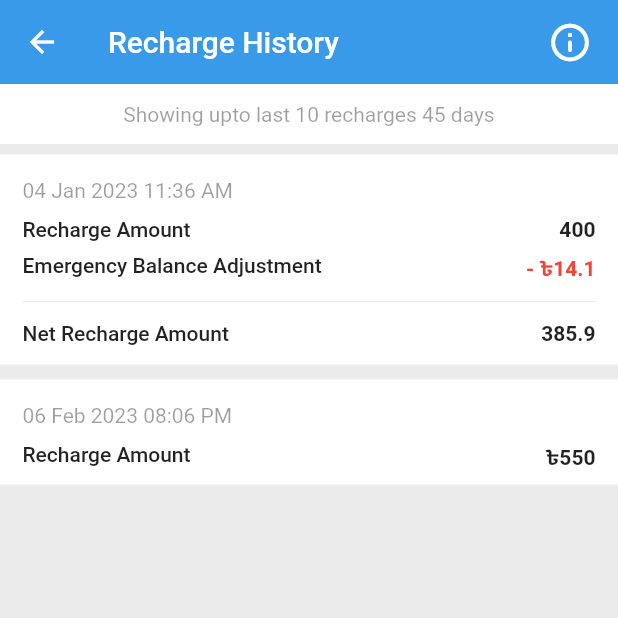
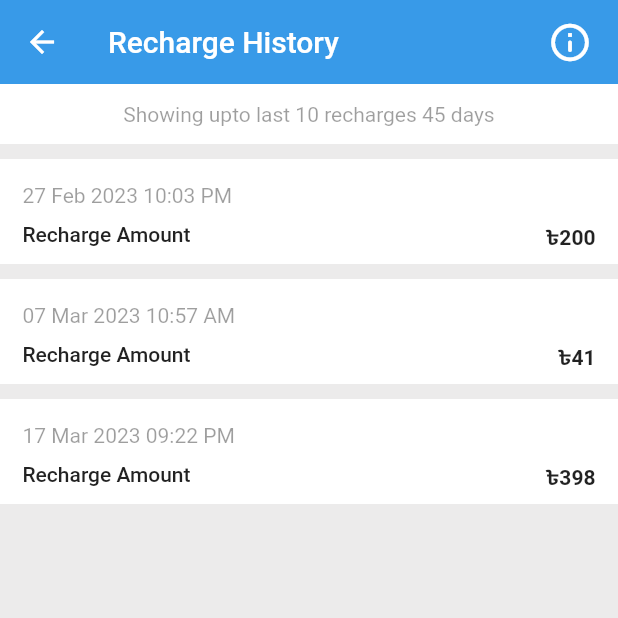
Before and after one commit to ShahoriarNahid/flutter_webrtc_demo, a Flutter app: the RHistoryPage screen opened directly, on a phone screen of 412 x 824 dp, the top half of it. Run offline on Flutter 3.47's test engine with Material 2 defaults, Android fonts, the light colour scheme and no system bars; our stand-ins replace camera, dio, get, socket_io_client; missing offline and left inert: dart:ffi, flutter_webrtc; network calls fail.

Commit message:
Update r_history.dart
mar

```diff
--- a/lib/page/r_history.dart
+++ b/lib/page/r_history.dart
@@ -1,5 +1,3 @@
-import 'dart:ffi';
-
 import 'package:flutter/material.dart';
 import 'package:flutter/services.dart';
 import 'package:get/get.dart';
@@ -50,26 +48,139 @@ class RHistoryPage extends StatelessWidget {
             child: Center(
               child: Padding(
                 padding: EdgeInsets.symmetric(horizontal: 10, vertical: 12),
-                child: Text('Showing upto last 10 recharges 45 days',
-                    style: TextStyle(color: Colors.black38)),
+                child: Text('Showing upto last 10 recharges 45 days', style: TextStyle(color: Colors.black38)),
               ),
             ),
           ),
+          // SizedBox(
+          //   height: 7,
+          // ),
+          // Container(
+          //   width: Get.width,
+          //   height: 140,
+          //   color: Colors.white,
+          //   child: Padding(
+          //     padding: EdgeInsets.only(left: 15, top: 16, right: 15),
+          //     child: Column(
+          //       mainAxisAlignment: MainAxisAlignment.start,
+          //       crossAxisAlignment: CrossAxisAlignment.start,
+          //       children: [
+          //         Text('04 Jan 2023 11:36 AM', style: TextStyle(color: Colors.black38)),
+          //         SizedBox(
+          //           height: 10,
+          //         ),
+          //         Row(
+          //           crossAxisAlignment: CrossAxisAlignment.start,
+          //           children: [
+          //             Text(
+          //               'Recharge Amount',
+          //               style: TextStyle(fontWeight: FontWeight.w500),
+          //             ),
+          //             Spacer(),
+          //             Text(
+          //               '400',
+          //               style: TextStyle(fontWeight: FontWeight.w700),
+          //             ),
+          //           ],
+          //         ),
+          //         SizedBox(
+          //           height: 8,
+          //         ),
+          //         Row(
+          //           crossAxisAlignment: CrossAxisAlignment.start,
+          //           children: [
+          //             Text(
+          //               'Emergency Balance Adjustment',
+          //               style: TextStyle(fontWeight: FontWeight.w500),
+          //             ),
+          //             Spacer(),
+          //             Text(
+          //               '- ৳14.1',
+          //               style: TextStyle(fontWeight: FontWeight.w700, color: Colors.red),
+          //             ),
+          //           ],
+          //         ),
+          //         SizedBox(
+          //           height: 5,
+          //         ),
+          //         Divider(
+          //           thickness: .5,
+          //         ),
+          //         SizedBox(
+          //           height: 5,
+          //         ),
+          //         Row(
+          //           crossAxisAlignment: CrossAxisAlignment.start,
+          //           children: [
+          //             Text(
+          //               'Net Recharge Amount',
+          //               style: TextStyle(fontWeight: FontWeight.w500),
+          //             ),
+          //             Spacer(),
+          //             Text(
+          //               '385.9',
+          //               style: TextStyle(fontWeight: FontWeight.w700),
+          //             ),
+          //           ],
+          //         ),
+          //       ],
+          //     ),
+          //   ),
+          // ),
+          // SizedBox(
+          //   height: 10,
+          // ),
+          // Container(
+          //   width: Get.width,
+          //   height: 70,
+          //   color: Colors.white,
+          //   child: Padding(
+          //     padding: EdgeInsets.only(left: 15, top: 16),
+          //     child: Column(
+          //       mainAxisAlignment: MainAxisAlignment.start,
+          //       crossAxisAlignment: CrossAxisAlignment.start,
+          //       children: [
+          //         Text('06 Feb 2023 08:06 PM', style: TextStyle(color: Colors.black38)),
+          //         SizedBox(
+          //           height: 10,
+          //         ),
+          //         Row(
+          //           crossAxisAlignment: CrossAxisAlignment.start,
+          //           children: [
+          //             Text(
+          //               'Recharge Amount',
+          //               style: TextStyle(fontWeight: FontWeight.w500),
+          //             ),
+          //             Spacer(),
+          //             Text(
+          //               '৳550',
+          //               style: TextStyle(fontWeight: FontWeight.w700),
+          //             ),
+          //             SizedBox(
+          //               width: 15,
+          //             )
+          //           ],
+          //         ),
+          //       ],
+          //     ),
+          //   ),
+          // ),
+
           SizedBox(
-            height: 7,
+            height: 10,
           ),
+
           Container(
             width: Get.width,
-            height: 140,
+            height: 70,
             color: Colors.white,
             child: Padding(
-              padding: EdgeInsets.only(left: 15, top: 16, right: 15),
+              padding: EdgeInsets.only(left: 15, top: 16),
               child: Column(
                 mainAxisAlignment: MainAxisAlignment.start,
                 crossAxisAlignment: CrossAxisAlignment.start,
                 children: [
-                  Text('04 Jan 2023 11:36 AM',
-                      style: TextStyle(color: Colors.black38)),
+                  Text('27 Feb 2023 10:03 PM', style: TextStyle(color: Colors.black38)),
                   SizedBox(
                     height: 10,
                   ),
@@ -82,50 +193,12 @@ class RHistoryPage extends StatelessWidget {
                       ),
                       Spacer(),
                       Text(
-                        '400',
+                        '৳200',
                         style: TextStyle(fontWeight: FontWeight.w700),
                       ),
-                    ],
-                  ),
-                  SizedBox(
-                    height: 8,
-                  ),
-                  Row(
-                    crossAxisAlignment: CrossAxisAlignment.start,
-                    children: [
-                      Text(
-                        'Emergency Balance Adjustment',
-                        style: TextStyle(fontWeight: FontWeight.w500),
-                      ),
-                      Spacer(),
-                      Text(
-                        '- ৳14.1',
-                        style: TextStyle(
-                            fontWeight: FontWeight.w700, color: Colors.red),
-                      ),
-                    ],
-                  ),
-                  SizedBox(
-                    height: 5,
-                  ),
-                  Divider(
-                    thickness: .5,
-                  ),
-                  SizedBox(
-                    height: 5,
-                  ),
-                  Row(
-                    crossAxisAlignment: CrossAxisAlignment.start,
-                    children: [
-                      Text(
-                        'Net Recharge Amount',
-                        style: TextStyle(fontWeight: FontWeight.w500),
-                      ),
-                      Spacer(),
-                      Text(
-                        '385.9',
-                        style: TextStyle(fontWeight: FontWeight.w700),
-                      ),
+                      SizedBox(
+                        width: 15,
+                      )
                     ],
                   ),
                 ],
@@ -145,8 +218,7 @@ class RHistoryPage extends StatelessWidget {
                 mainAxisAlignment: MainAxisAlignment.start,
                 crossAxisAlignment: CrossAxisAlignment.start,
                 children: [
-                  Text('06 Feb 2023 08:06 PM',
-                      style: TextStyle(color: Colors.black38)),
+                  Text('07 Mar 2023 10:57 AM', style: TextStyle(color: Colors.black38)),
                   SizedBox(
                     height: 10,
                   ),
@@ -159,7 +231,7 @@ class RHistoryPage extends StatelessWidget {
                       ),
                       Spacer(),
                       Text(
-                        '৳550',
+                        '৳41',
                         style: TextStyle(fontWeight: FontWeight.w700),
                       ),
                       SizedBox(
@@ -171,123 +243,47 @@ class RHistoryPage extends StatelessWidget {
               ),
             ),
           ),
-          // SizedBox(
-          //   height: 10,
-          // ),
-          // Container(
-          //   width: Get.width,
-          //   height: 70,
-          //   color: Colors.white,
-          //   child: Padding(
-          //     padding: EdgeInsets.only(left: 15, top: 16),
-          //     child: Column(
-          //       mainAxisAlignment: MainAxisAlignment.start,
-          //       crossAxisAlignment: CrossAxisAlignment.start,
-          //       children: [
-          //         Text('07 Feb 2023 08:48 PM',
-          //             style: TextStyle(color: Colors.black38)),
-          //         SizedBox(
-          //           height: 10,
-          //         ),
-          //         Row(
-          //           crossAxisAlignment: CrossAxisAlignment.start,
-          //           children: [
-          //             Text(
-          //               'Recharge Amount',
-          //               style: TextStyle(fontWeight: FontWeight.w500),
-          //             ),
-          //             Spacer(),
-          //             Text(
-          //               '৳250',
-          //               style: TextStyle(fontWeight: FontWeight.w700),
-          //             ),
-          //             SizedBox(
-          //               width: 15,
-          //             )
-          //           ],
-          //         ),
-          //       ],
-          //     ),
-          //   ),
-          // ),
-          // SizedBox(
-          //   height: 10,
-          // ),
-          // Container(
-          //   width: Get.width,
-          //   height: 70,
-          //   color: Colors.white,
-          //   child: Padding(
-          //     padding: EdgeInsets.only(left: 15, top: 16),
-          //     child: Column(
-          //       mainAxisAlignment: MainAxisAlignment.start,
-          //       crossAxisAlignment: CrossAxisAlignment.start,
-          //       children: [
-          //         Text('27 Feb 2023 10:03 PM',
-          //             style: TextStyle(color: Colors.black38)),
-          //         SizedBox(
-          //           height: 10,
-          //         ),
-          //         Row(
-          //           crossAxisAlignment: CrossAxisAlignment.start,
-          //           children: [
-          //             Text(
-          //               'Recharge Amount',
-          //               style: TextStyle(fontWeight: FontWeight.w500),
-          //             ),
-          //             Spacer(),
-          //             Text(
-          //               '৳200',
-          //               style: TextStyle(fontWeight: FontWeight.w700),
-          //             ),
-          //             SizedBox(
-          //               width: 15,
-          //             )
-          //           ],
-          //         ),
-          //       ],
-          //     ),
-          //   ),
-          // ),
-          // SizedBox(
-          //   height: 10,
-          // ),
-          // Container(
-          //   width: Get.width,
-          //   height: 70,
-          //   color: Colors.white,
-          //   child: Padding(
-          //     padding: EdgeInsets.only(left: 15, top: 16),
-          //     child: Column(
-          //       mainAxisAlignment: MainAxisAlignment.start,
-          //       crossAxisAlignment: CrossAxisAlignment.start,
-          //       children: [
-          //         Text('07 Mar 2023 10:57 AM',
-          //             style: TextStyle(color: Colors.black38)),
-          //         SizedBox(
-          //           height: 10,
-          //         ),
-          //         Row(
-          //           crossAxisAlignment: CrossAxisAlignment.start,
-          //           children: [
-          //             Text(
-          //               'Recharge Amount',
-          //               style: TextStyle(fontWeight: FontWeight.w500),
-          //             ),
-          //             Spacer(),
-          //             Text(
-          //               '৳41',
-          //               style: TextStyle(fontWeight: FontWeight.w700),
-          //             ),
-          //             SizedBox(
-          //               width: 15,
-          //             )
-          //           ],
-          //         ),
-          //       ],
-          //     ),
-          //   ),
-          // ),
+          SizedBox(
+            height: 10,
+          ),
+          Container(
+            width: Get.width,
+            height: 70,
+            color: Colors.white,
+            child: Padding(
+              padding: EdgeInsets.only(left: 15, top: 16),
+              child: Column(
+                mainAxisAlignment: MainAxisAlignment.start,
+                crossAxisAlignment: CrossAxisAlignment.start,
+                children: [
+                  Text('17 Mar 2023 09:22 PM', style: TextStyle(color: Colors.black38)),
+                  SizedBox(
+                    height: 10,
+                  ),
+                  Row(
+                    crossAxisAlignment: CrossAxisAlignment.start,
+                    children: [
+                      Text(
+                        'Recharge Amount',
+                        style: TextStyle(fontWeight: FontWeight.w500),
+                      ),
+                      Spacer(),
+                      Text(
+                        '৳398',
+                        style: TextStyle(fontWeight: FontWeight.w700),
+                      ),
+                      SizedBox(
+                        width: 15,
+                      )
+                    ],
+                  ),
+                ],
+              ),
+            ),
+          ),
+          SizedBox(
+            height: 10,
+          ),
         ],
       ),
     );
```
